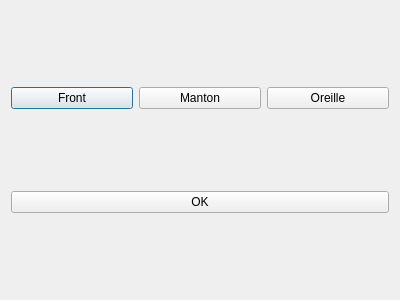
Qt form recadragephoto.ui (clement-roblot/generateur-de-photo-identite) before a commit.
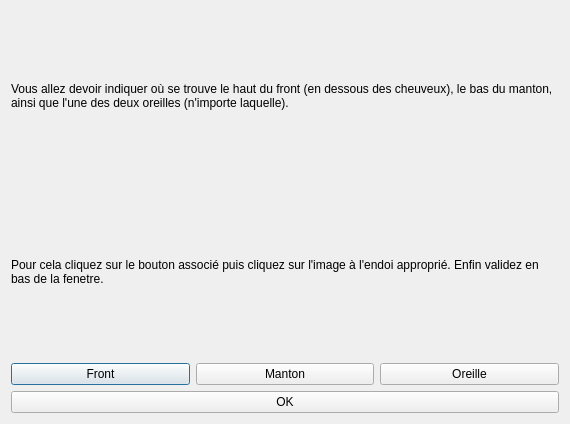
The same form after that commit.

Commit message: Explication de comment faire pour recadrer l'image + correction d'un bug de recadrage.

```diff
--- a/recadragephoto.ui
+++ b/recadragephoto.ui
@@ -6,14 +6,37 @@
    <rect>
     <x>0</x>
     <y>0</y>
-    <width>400</width>
-    <height>300</height>
+    <width>570</width>
+    <height>424</height>
    </rect>
   </property>
   <property name="windowTitle">
    <string>Recadrage</string>
   </property>
   <layout class="QVBoxLayout" name="verticalLayout">
+   <item>
+    <widget class="QLabel" name="Instructions">
+     <property name="text">
+      <string>Vous allez devoir indiquer où se trouve le haut du front (en dessous des cheuveux), le bas du manton, ainsi que l'une des deux oreilles (n'importe laquelle).</string>
+     </property>
+     <property name="alignment">
+      <set>Qt::AlignLeading|Qt::AlignLeft|Qt::AlignVCenter</set>
+     </property>
+     <property name="wordWrap">
+      <bool>true</bool>
+     </property>
+    </widget>
+   </item>
+   <item>
+    <widget class="QLabel" name="label">
+     <property name="text">
+      <string>Pour cela cliquez sur le bouton associé puis cliquez sur l'image à l'endoi approprié. Enfin validez en bas de la fenetre.</string>
+     </property>
+     <property name="wordWrap">
+      <bool>true</bool>
+     </property>
+    </widget>
+   </item>
    <item>
     <layout class="QHBoxLayout" name="horizontalLayout">
      <item>
```
The commit also changes 4 other files.
